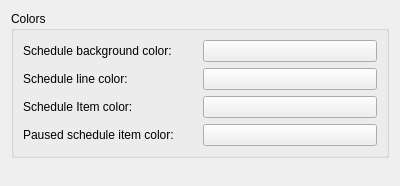
Qt form plugins/bwscheduler/bwprefpage.ui (KDE/ktorrent) before a commit.
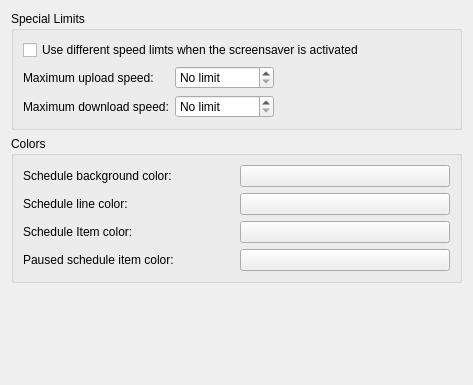
The same form after that commit. Custom widgets are drawn as their Qt base class.

Commit message: Add feature to support a different speed limit when the screensaver is activated

```diff
--- a/plugins/bwscheduler/bwprefpage.ui
+++ b/plugins/bwscheduler/bwprefpage.ui
@@ -5,11 +5,109 @@
    <rect>
     <x>0</x>
     <y>0</y>
-    <width>400</width>
-    <height>186</height>
+    <width>473</width>
+    <height>385</height>
    </rect>
   </property>
-  <layout class="QVBoxLayout" name="verticalLayout" >
+  <layout class="QVBoxLayout" name="verticalLayout_2" >
+   <item>
+    <widget class="QGroupBox" name="groupBox_2" >
+     <property name="title" >
+      <string>Special Limits</string>
+     </property>
+     <layout class="QVBoxLayout" name="verticalLayout" >
+      <item>
+       <widget class="QCheckBox" name="kcfg_screensaverLimits" >
+        <property name="toolTip" >
+         <string>Use these global limits when the screensaver is activated, instead of the ones configured in the network settings.</string>
+        </property>
+        <property name="text" >
+         <string>Use different speed limts when the screensaver is activated</string>
+        </property>
+       </widget>
+      </item>
+      <item>
+       <layout class="QHBoxLayout" name="horizontalLayout" >
+        <item>
+         <layout class="QGridLayout" name="gridLayout_2" >
+          <item row="0" column="0" >
+           <widget class="QLabel" name="label" >
+            <property name="text" >
+             <string>Maximum upload speed:</string>
+            </property>
+           </widget>
+          </item>
+          <item row="0" column="1" >
+           <widget class="QSpinBox" name="kcfg_screensaverUploadLimit" >
+            <property name="sizePolicy" >
+             <sizepolicy vsizetype="Fixed" hsizetype="Preferred" >
+              <horstretch>0</horstretch>
+              <verstretch>0</verstretch>
+             </sizepolicy>
+            </property>
+            <property name="toolTip" >
+             <string>Global upload limit when the screensaver is activated.</string>
+            </property>
+            <property name="specialValueText" >
+             <string>No limit</string>
+            </property>
+            <property name="suffix" >
+             <string> KiB/s</string>
+            </property>
+            <property name="maximum" >
+             <number>100000000</number>
+            </property>
+           </widget>
+          </item>
+          <item row="1" column="0" >
+           <widget class="QLabel" name="label_6" >
+            <property name="text" >
+             <string>Maximum download speed:</string>
+            </property>
+           </widget>
+          </item>
+          <item row="1" column="1" >
+           <widget class="QSpinBox" name="kcfg_screensaverDownloadLimit" >
+            <property name="sizePolicy" >
+             <sizepolicy vsizetype="Fixed" hsizetype="Preferred" >
+              <horstretch>0</horstretch>
+              <verstretch>0</verstretch>
+             </sizepolicy>
+            </property>
+            <property name="toolTip" >
+             <string>Global download limit when the screensaver is activated.</string>
+            </property>
+            <property name="specialValueText" >
+             <string>No limit</string>
+            </property>
+            <property name="suffix" >
+             <string> KiB/s</string>
+            </property>
+            <property name="maximum" >
+             <number>100000000</number>
+            </property>
+           </widget>
+          </item>
+         </layout>
+        </item>
+        <item>
+         <spacer name="horizontalSpacer" >
+          <property name="orientation" >
+           <enum>Qt::Horizontal</enum>
+          </property>
+          <property name="sizeHint" stdset="0" >
+           <size>
+            <width>40</width>
+            <height>20</height>
+           </size>
+          </property>
+         </spacer>
+        </item>
+       </layout>
+      </item>
+     </layout>
+    </widget>
+   </item>
    <item>
     <widget class="QGroupBox" name="groupBox" >
      <property name="title" >
```
Left out of the diff: 35 changed lines with no effect on the pictures. The commit also changes 14 other files.
